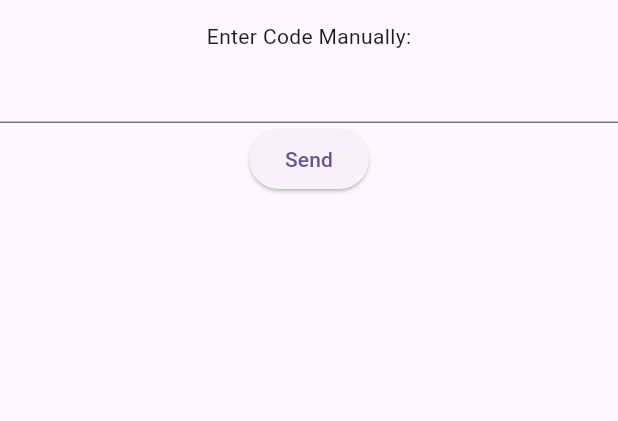
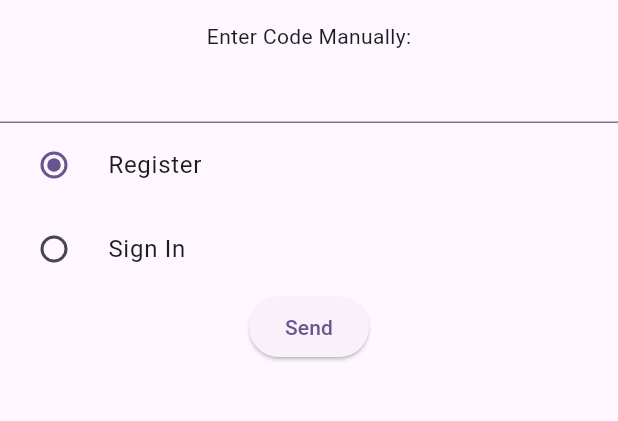
Before and after one commit to ChrisBriant/flutter_pairauth, a Flutter app: the screen it shows after launch, after a tap on "Send", on a phone screen of 412 x 824 dp, the part 63-484 px from its top. Run offline on Flutter 3.47's test engine with Material 3 defaults, Android fonts, the phone set to English and light mode, and no system bars; our stand-ins replace app_links, device_info_plus, flutter_secure_storage, loggy; missing offline and left inert: cryptography.

Commit message:
Device is doing both registration and device verification flows

```diff
--- a/lib/screens/home_screen.dart
+++ b/lib/screens/home_screen.dart
@@ -8,6 +8,7 @@ import 'dart:convert';
 
 String baseUrl = "http://10.0.2.2:8000";
 
+enum AuthType { registration, signin }
 
 class HomeScreen extends StatefulWidget {
   static const String routeName = '/homescreen';
@@ -26,7 +27,9 @@ class _HomeScreenState extends State<HomeScreen> {
   String? tokenState;
   late TextEditingController codeInput;
   bool registered = false;
+  bool deviceAuthenticated = false;
   bool registrationError = false;
+  AuthType authType = AuthType.registration;
 
 
   void _handleDeepLink() async {
@@ -64,7 +67,12 @@ class _HomeScreenState extends State<HomeScreen> {
     logInfo("CHALLENGE CODE ${challengeCode}");
 
 
+    if(authType == AuthType.registration) {
+      //Do the registration flow
       final keyPair = await AppAuth.generateKeyPair();
+
+      //Store the private key
+      await AppAuth.storePrivateKey(keyPair);
 
       final publicKeyBytes = await AppAuth.getPublicKey(keyPair);
       final signature = await AppAuth.signChallenge(keyPair, challengeCode);
@@ -86,25 +94,48 @@ class _HomeScreenState extends State<HomeScreen> {
       };
       http.post(url,headers: {
         "Content-Type": "application/json"
-    },body: jsonEncode(body)).timeout(const Duration(seconds: 5)).then((res) {
+      },body: jsonEncode(body)).timeout(const Duration(seconds: 5)).then((res) async {
         logInfo("RESPONSE ${res.statusCode}");
         if (res.statusCode == 201) {
+          final int deviceId = jsonDecode(res.body);
+          await AppAuth.storeDeviceId(deviceId);
           setState( () => registered= true);
         } else {
           logError('Request failed with status: ${res.statusCode}');
           setState(() => registrationError = true);
         }
-      // if (res.statusCode == 200) {
-      //   final List<Map<String, dynamic>> data = List<Map<String, dynamic>>.from(jsonDecode(res.body));
-      //   logInfo('IDP DATA $data');
-      //   setState(() {
-      //     loading = false;
-      //     idpList = data;
-      //   });
-      // } else {
-      //   logError('Request failed with status: ${res.statusCode}');
-      // }
       });
+    } else {
+      //Do the sign in flow
+
+      final signature = await AppAuth.signChallengeWithStoredKey(challengeCode);
+      final signatureBase64 = base64Encode(signature.bytes);
+      final deviceId = await AppAuth.getDeviceId();
+
+      final Map<String,dynamic> body = {
+          "challenge_code": challengeCode,
+          "device_id":deviceId,
+          "signature": signatureBase64,
+      };
+
+      logInfo("SIGN IN FLOW $body");
+
+      final url = Uri.parse('$baseUrl/auth/deviceauth');
+
+      http.post(url,headers: {
+        "Content-Type": "application/json"
+      },body: jsonEncode(body)).timeout(const Duration(seconds: 5)).then((res) async {
+        logInfo("RESPONSE ${res.statusCode}");
+        if (res.statusCode == 200) {
+          setState( () => deviceAuthenticated = true);
+        } else {
+          logError('Request failed with status: ${res.statusCode}');
+          setState(() => registrationError = true);
+        }
+      });
+
+    }
+
   }
 
   @override
@@ -126,7 +157,8 @@ class _HomeScreenState extends State<HomeScreen> {
         appBar: AppBar(
           title: const Text("Pair Auth"),
         ),
-        body: registered
+        body: registered || deviceAuthenticated
+          ? registered
             ? Center(
             child: Column(
               children: [
@@ -142,10 +174,42 @@ class _HomeScreenState extends State<HomeScreen> {
                     fontSize: 18
                   ),
                 ),
+                ElevatedButton(
+                  onPressed: () => setState(() {
+                    registered = false;
+                  }),
+                  child: const Text("DONE")
+                ),
               ]
 
             ),
           )
+          : Center(
+            child: Column(
+              children: [
+                const Text(
+                  "Device has successfully been verified.",
+                  style: TextStyle(
+                    fontSize: 20
+                  ),
+                ),
+                const Text(
+                  "Please press continue in the browser.",
+                  style: TextStyle(
+                    fontSize: 18
+                  ),
+                ),
+                ElevatedButton(
+                  onPressed: () => setState(() {
+                    deviceAuthenticated = false;
+                  }),
+                  child: const Text("DONE")
+                ),
+              ]
+
+            ),
+          )
+
 
           : Column(
           children: [
@@ -157,12 +221,32 @@ class _HomeScreenState extends State<HomeScreen> {
                 TextField(
                   controller: codeInput,
                 ),
+                RadioGroup(
+                  onChanged: (AuthType? val) => {
+                    setState(() {
+                      authType = val!;
+                    })
+                  },
+                  groupValue: authType,
+                  child: Column(
+                    children: [
+                      RadioListTile<AuthType>(
+                        title: Text("Register"),
+                        value: AuthType.registration,
+                      ),
+                      RadioListTile<AuthType>(
+                        title: Text("Sign In"),
+                        value: AuthType.signin,
+                      ),
+                    ],
+                  ),
+                ),
                 ElevatedButton(
                   onPressed: () => _handleProcessChallengeCode(codeInput.text),
                   child: const Text("Send")
                 ),
                 registrationError
-                ? const Text("Registration Failed",
+                ? const Text("Unable to authenticate the device. Please try again from the app",
                   style: TextStyle(
                     color: Colors.red
                   ),
```
Also changed, not shown: lib/services/auth.dart (+35 -0 lines). Lines whose indentation alone changed are shown as unchanged.
